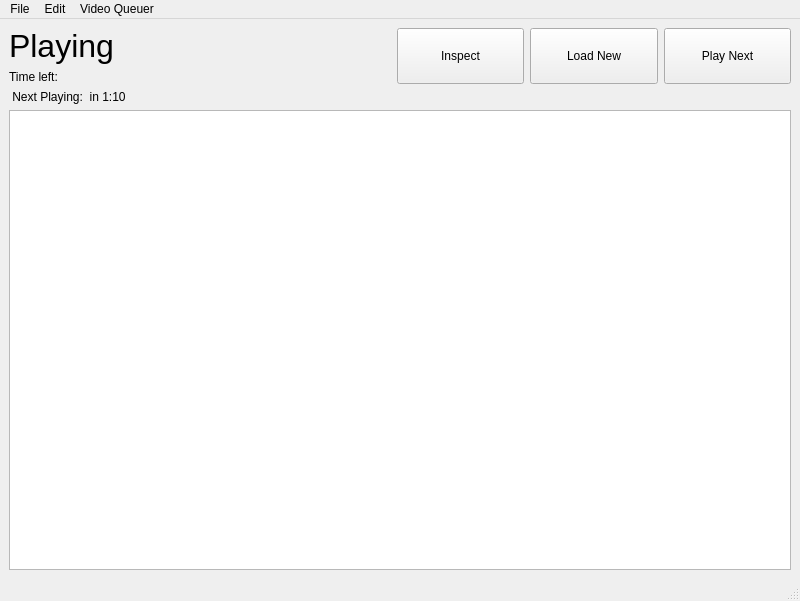
First picture: the form in designer/main_window.ui, repository coderkalyan/vst_project, before the edit.
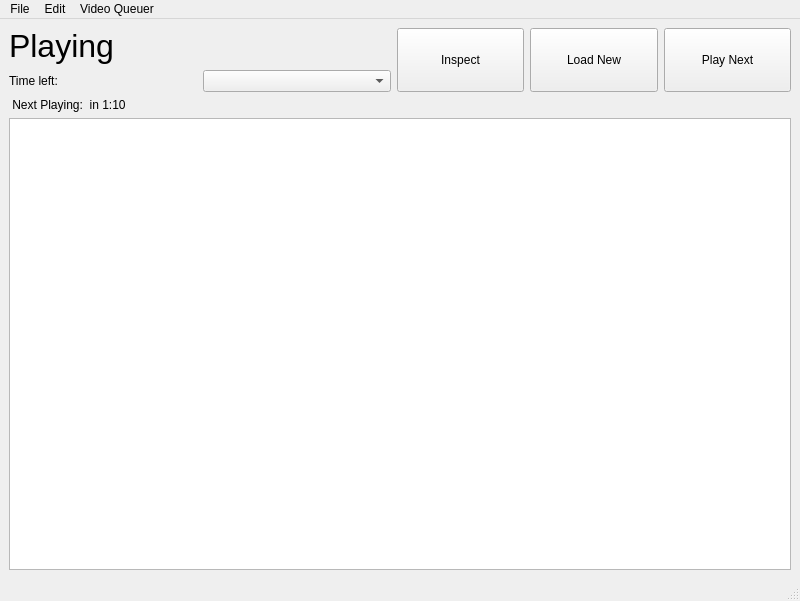
Second picture: the form after the edit. Icons and pictures are not drawn.

Commit message: added current schedule combo box

```diff
--- a/designer/main_window.ui
+++ b/designer/main_window.ui
@@ -42,12 +42,19 @@
          </widget>
         </item>
         <item>
+         <layout class="QHBoxLayout" name="horizontalLayout_2">
+          <item>
          <widget class="QLabel" name="label">
           <property name="text">
            <string>Time left:</string>
           </property>
          </widget>
         </item>
+          <item>
+           <widget class="QComboBox" name="currentschedcombo"/>
+          </item>
+         </layout>
+        </item>
        </layout>
       </item>
       <item>
```
Left out of the diff: 2 changed lines with no effect on the pictures. Lines whose indentation alone changed are shown as unchanged.
